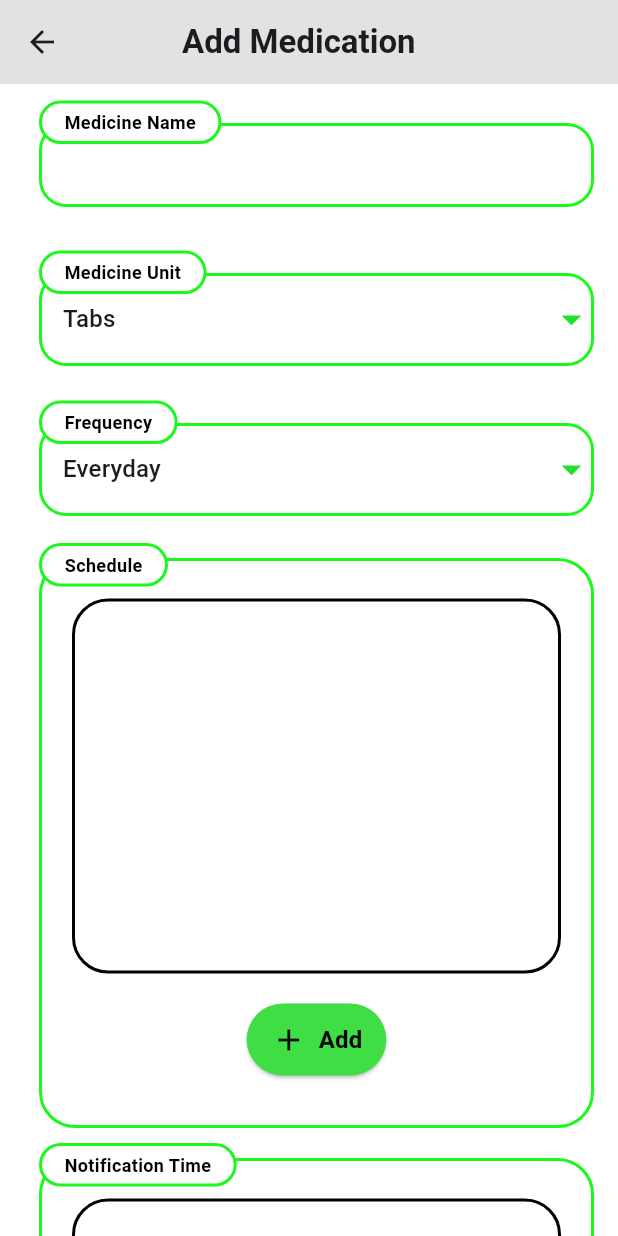
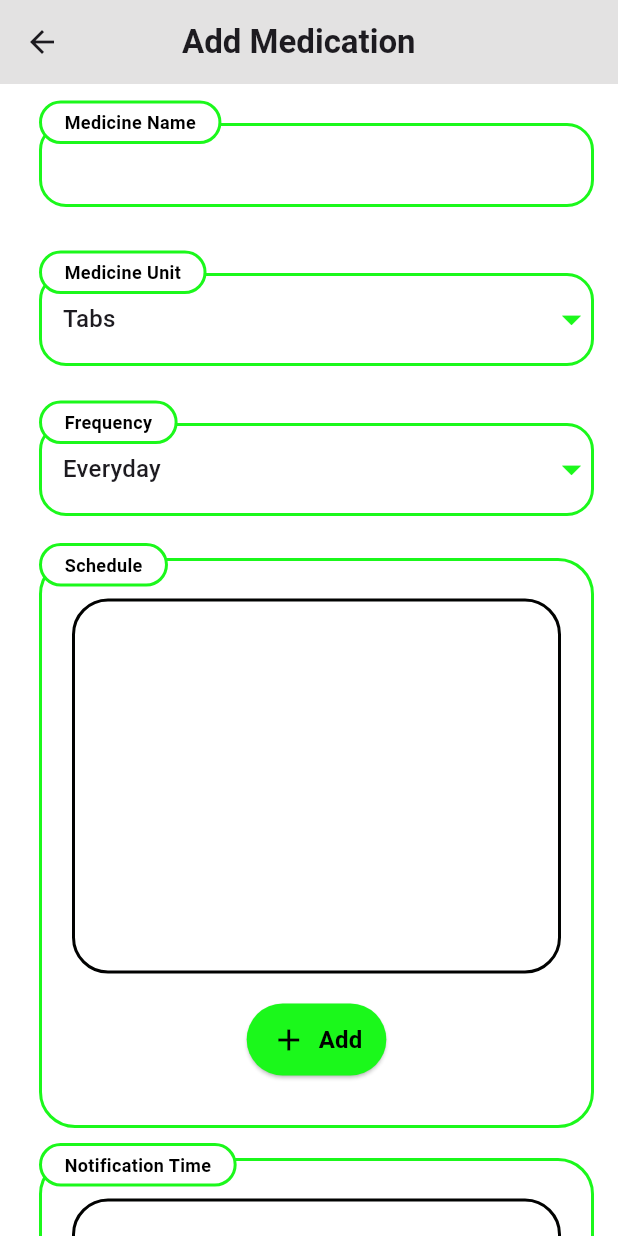
Before and after one commit to bazilvarghese633/mednotify, a Flutter app: the HomeScreen screen opened directly, item 2 of the bottom bar chosen, after a tap on "Add", on a phone screen of 412 x 824 dp. Run offline on Flutter 3.47's test engine with Material 3 defaults, Android fonts, the phone set to English and light mode, and no system bars; our stand-ins replace flutter_local_notifications, flutter_time_picker_spinner, hive, hive_flutter, timezone; missing offline and left inert: icofont_flutter; accounts and stored records are empty.

Commit message:
Version 2

```diff
--- a/lib/screens/home_screen_widget.dart
+++ b/lib/screens/home_screen_widget.dart
@@ -1,5 +1,6 @@
 import 'package:flutter/material.dart';
 import 'package:hive/hive.dart';
+import 'package:medicine_try1/ui_colors/green.dart';
 import 'package:medicine_try1/utils/colors_util.dart';
 import 'package:medicine_try1/utils/date_utils.dart' as date_util;
 import 'package:medicine_try1/model/medicine_model.dart';
@@ -159,9 +160,9 @@ class _MyHomePageState extends State<MyHomePage> {
                       Colors.white.withOpacity(0.5)
                     ]
                   : [
-                      HexColor("#2dfa01"),
-                      HexColor("#2dfa01"),
-                      HexColor("#2dfa01")
+                      greencolor,
+                      greencolor,
+                      greencolor,
                     ],
               begin: const FractionalOffset(0.0, 0.0),
               end: const FractionalOffset(0.0, 1.0),
@@ -257,7 +258,7 @@ class _MyHomePageState extends State<MyHomePage> {
         borderRadius: BorderRadius.circular(24),
         border: Border.all(
           width: 2,
-          color: Color.fromARGB(255, 27, 248, 27),
+          color: greencolor,
         ),
       ),
       child: Padding(
@@ -269,15 +270,16 @@ class _MyHomePageState extends State<MyHomePage> {
               children: [
                 Icon(
                   Icons.timer,
-                  color: const Color.fromARGB(255, 61, 243, 67),
+                  color: greencolor,
                   size: 40,
                 ),
                 Text(
                   '${medicine.notifications} / ${medicine.whenm}',
                   style: TextStyle(
-                      fontSize: 18,
-                      fontWeight: FontWeight.bold,
-                      color: const Color.fromARGB(255, 61, 243, 67)),
+                    fontSize: 18,
+                    fontWeight: FontWeight.bold,
+                    color: greencolor,
+                  ),
                 ),
               ],
             ),
@@ -300,7 +302,7 @@ class _MyHomePageState extends State<MyHomePage> {
                       '${medicine.medicineName}',
                       style: TextStyle(
                           fontSize: 20,
-                          color: const Color.fromARGB(255, 61, 243, 67),
+                          color: greencolor,
                           fontWeight: FontWeight.bold),
                     ),
                     Text(
--- a/lib/screens/med_add_screen.dart
+++ b/lib/screens/med_add_screen.dart
@@ -3,6 +3,7 @@ import 'package:flutter/material.dart';
 import 'package:flutter/widgets.dart';
 import 'package:medicine_try1/model/medicine_model.dart';
 import 'package:medicine_try1/screens/hive_db_functions/medicine_db.dart';
+import 'package:medicine_try1/ui_colors/green.dart';
 import 'package:medicine_try1/widgets/title_position.dart';
 import 'package:intl/intl.dart';
 
@@ -224,14 +225,14 @@ class _AddMedicineState extends State<AddMedicine> {
                           enabledBorder: OutlineInputBorder(
                             borderSide: BorderSide(
                               width: 2,
-                              color: Color.fromARGB(255, 27, 248, 27),
+                              color: greencolor,
                             ),
                             borderRadius: BorderRadius.circular(18),
                           ),
                           focusedBorder: OutlineInputBorder(
                             borderSide: BorderSide(
                               width: 2,
-                              color: Color.fromARGB(255, 27, 248, 27),
+                              color: greencolor,
                             ),
                             borderRadius: BorderRadius.circular(20),
                           ),
@@ -261,14 +262,14 @@ class _AddMedicineState extends State<AddMedicine> {
                           enabledBorder: OutlineInputBorder(
                             borderSide: BorderSide(
                               width: 2,
-                              color: Color.fromARGB(255, 27, 248, 27),
+                              color: greencolor,
                             ),
                             borderRadius: BorderRadius.circular(18),
                           ),
                           focusedBorder: OutlineInputBorder(
                             borderSide: BorderSide(
                               width: 2,
-                              color: Color.fromARGB(255, 27, 248, 27),
+                              color: greencolor,
                             ),
                             borderRadius: BorderRadius.circular(20),
                           ),
@@ -285,8 +286,7 @@ class _AddMedicineState extends State<AddMedicine> {
                             child: Text(unit),
                           );
                         }).toList(),
-                        iconEnabledColor:
-                            const Color.fromARGB(255, 35, 225, 42),
+                        iconEnabledColor: greencolor,
                         iconSize: 30,
                       ),
                     ),
@@ -312,15 +312,14 @@ class _AddMedicineState extends State<AddMedicine> {
                           enabledBorder: OutlineInputBorder(
                             borderSide: BorderSide(
                               width: 2,
-                              color: Color.fromARGB(255, 27, 248, 27),
+                              color: greencolor,
                             ),
                             borderRadius: BorderRadius.circular(18),
                           ),
                           focusedBorder: OutlineInputBorder(
                             borderSide: BorderSide(
                               width: 2,
-                              color:
-                                  Color.fromARGB(255, 27, 248, 27), // Red color
+                              color: greencolor, // Red color
                             ),
                             borderRadius: BorderRadius.circular(20),
                           ),
@@ -340,8 +339,7 @@ class _AddMedicineState extends State<AddMedicine> {
                             child: Text(freq),
                           );
                         }).toList(),
-                        iconEnabledColor:
-                            const Color.fromARGB(255, 35, 225, 42),
+                        iconEnabledColor: greencolor,
                         iconSize: 30,
                       ),
                     ),
@@ -364,14 +362,14 @@ class _AddMedicineState extends State<AddMedicine> {
                         enabledBorder: OutlineInputBorder(
                           borderSide: BorderSide(
                             width: 2,
-                            color: Color.fromARGB(255, 27, 248, 27),
+                            color: greencolor,
                           ),
                           borderRadius: BorderRadius.circular(18),
                         ),
                         focusedBorder: OutlineInputBorder(
                           borderSide: BorderSide(
                             width: 2,
-                            color: Color.fromARGB(255, 27, 248, 27),
+                            color: greencolor,
                           ),
                           borderRadius: BorderRadius.circular(20),
                         ),
@@ -414,14 +412,14 @@ class _AddMedicineState extends State<AddMedicine> {
                             enabledBorder: OutlineInputBorder(
                               borderSide: BorderSide(
                                 width: 2,
-                                color: Color.fromARGB(255, 27, 248, 27),
+                                color: greencolor,
                               ),
                               borderRadius: BorderRadius.circular(18),
                             ),
                             focusedBorder: OutlineInputBorder(
                               borderSide: BorderSide(
                                 width: 2,
-                                color: Color.fromARGB(255, 27, 248, 27),
+                                color: greencolor,
                               ),
                               borderRadius: BorderRadius.circular(20),
                             ),
@@ -451,7 +449,7 @@ class _AddMedicineState extends State<AddMedicine> {
                         borderRadius: BorderRadius.circular(24),
                         border: Border.all(
                           width: 2,
-                          color: Color.fromARGB(255, 27, 248, 27),
+                          color: greencolor,
                         ),
                       ),
                       child: Padding(
@@ -534,8 +532,7 @@ class _AddMedicineState extends State<AddMedicine> {
                                                         );
                                                       }).toList(),
                                                       iconEnabledColor:
-                                                          const Color.fromARGB(
-                                                              255, 35, 225, 42),
+                                                          greencolor,
                                                       iconSize: 30,
                                                     ),
                                                   ),
@@ -566,8 +563,7 @@ class _AddMedicineState extends State<AddMedicine> {
                                                         );
                                                       }).toList(),
                                                       iconEnabledColor:
-                                                          const Color.fromARGB(
-                                                              255, 35, 225, 42),
+                                                          greencolor,
                                                       iconSize: 30,
                                                     ),
                                                   ),
@@ -593,8 +589,7 @@ class _AddMedicineState extends State<AddMedicine> {
                             ElevatedButton(
                               onPressed: _addMedication,
                               style: ElevatedButton.styleFrom(
-                                backgroundColor:
-                                    Color.fromARGB(255, 63, 222, 68),
+                                backgroundColor: greencolor,
                                 padding: EdgeInsets.symmetric(
                                     horizontal: 16, vertical: 12),
                                 shape: RoundedRectangleBorder(
@@ -644,7 +639,7 @@ class _AddMedicineState extends State<AddMedicine> {
                         borderRadius: BorderRadius.circular(24),
                         border: Border.all(
                           width: 2,
-                          color: Color.fromARGB(255, 27, 248, 27),
+                          color: greencolor,
                         ),
                       ),
                       child: Padding(
@@ -737,8 +732,7 @@ class _AddMedicineState extends State<AddMedicine> {
                             ElevatedButton(
                               onPressed: _addNotifications,
                               style: ElevatedButton.styleFrom(
-                                backgroundColor:
-                                    Color.fromARGB(255, 63, 222, 68),
+                                backgroundColor: greencolor,
                                 padding: EdgeInsets.symmetric(
                                     horizontal: 16, vertical: 12),
                                 shape: RoundedRectangleBorder(
@@ -794,14 +788,14 @@ class _AddMedicineState extends State<AddMedicine> {
                           enabledBorder: OutlineInputBorder(
                             borderSide: BorderSide(
                               width: 2,
-                              color: Color.fromARGB(255, 27, 248, 27),
+                              color: greencolor,
                             ),
                             borderRadius: BorderRadius.circular(18),
                           ),
                           focusedBorder: OutlineInputBorder(
                             borderSide: BorderSide(
                               width: 2,
-                              color: Color.fromARGB(255, 27, 248, 27),
+                              color: greencolor,
                             ),
                             borderRadius: BorderRadius.circular(20),
                           ),
@@ -836,14 +830,14 @@ class _AddMedicineState extends State<AddMedicine> {
                           enabledBorder: OutlineInputBorder(
                             borderSide: BorderSide(
                               width: 2,
-                              color: Color.fromARGB(255, 27, 248, 27),
+                              color: greencolor,
                             ),
                             borderRadius: BorderRadius.circular(18),
                           ),
                           focusedBorder: OutlineInputBorder(
                             borderSide: BorderSide(
                               width: 2,
-                              color: Color.fromARGB(255, 27, 248, 27),
+                              color: greencolor,
                             ),
                             borderRadius: BorderRadius.circular(20),
                           ),
@@ -872,7 +866,7 @@ class _AddMedicineState extends State<AddMedicine> {
                         borderRadius: BorderRadius.circular(24),
                         border: Border.all(
                           width: 2,
-                          color: Color.fromARGB(255, 27, 248, 27),
+                          color: greencolor,
                         ),
                       ),
                       child: Column(
@@ -902,8 +896,7 @@ class _AddMedicineState extends State<AddMedicine> {
                                             borderRadius:
                                                 BorderRadius.circular(20),
                                             border: Border.all(
-                                              color: const Color.fromARGB(255,
-                                                  37, 231, 44), // Border color
+                                              color: greencolor, // Border color
                                               width: 3, // Border width
                                             ),
                                           ),
@@ -1050,7 +1043,7 @@ class _AddMedicineState extends State<AddMedicine> {
                       Navigator.pop(context);
                     },
                     style: ElevatedButton.styleFrom(
-                      backgroundColor: Color.fromARGB(255, 43, 241, 46),
+                      backgroundColor: greencolor,
                       padding:
                           EdgeInsets.symmetric(horizontal: 32, vertical: 16),
                       shape: RoundedRectangleBorder(
--- a/lib/screens/medications_list_screen.dart
+++ b/lib/screens/medications_list_screen.dart
@@ -2,6 +2,7 @@ import 'package:flutter/material.dart';
 import 'package:hive_flutter/hive_flutter.dart';
 import 'package:medicine_try1/model/medicine_model.dart';
 import 'package:medicine_try1/screens/med_add_screen.dart';
+import 'package:medicine_try1/ui_colors/green.dart';
 
 const addMed_db = 'medicine-database';
 
@@ -58,7 +59,7 @@ class _MedicationsScreenState extends State<MedicationsScreen> {
                     borderRadius: BorderRadius.circular(24),
                     border: Border.all(
                       width: 2,
-                      color: Color.fromARGB(255, 27, 248, 27),
+                      color: greencolor,
                     ),
                   ),
                   child: ListTile(
@@ -66,13 +67,13 @@ class _MedicationsScreenState extends State<MedicationsScreen> {
                       children: [
                         Icon(
                           Icons.medication_rounded,
-                          color: Color.fromARGB(255, 27, 248, 27),
+                          color: greencolor,
                         ),
                         Text(
                           medicine.medicineName,
                           style: TextStyle(
                               fontSize: 20,
-                              color: Color.fromARGB(255, 27, 248, 27),
+                              color: greencolor,
                               fontWeight: FontWeight.bold),
                         ),
                       ],
@@ -144,7 +145,7 @@ class _MedicationsScreenState extends State<MedicationsScreen> {
         },
       ),
       floatingActionButton: FloatingActionButton.extended(
-        backgroundColor: Color.fromARGB(255, 27, 248, 27),
+        backgroundColor: greencolor,
         onPressed: () {
           Navigator.push(
             context,
--- a/lib/screens/start_screen.dart
+++ b/lib/screens/start_screen.dart
@@ -4,6 +4,7 @@ import 'package:medicine_try1/screens/doctor_appointment.dart';
 import 'package:medicine_try1/screens/home_screen_widget.dart';
 import 'package:medicine_try1/screens/medications_list_screen.dart';
 import 'package:medicine_try1/screens/more_screen.dart';
+import 'package:medicine_try1/ui_colors/green.dart';
 
 class HomeScreen extends StatefulWidget {
   const HomeScreen({super.key});
@@ -34,7 +35,7 @@ class _HomeScreenState extends State<HomeScreen> {
       body: _screens[_selectedIndex],
       bottomNavigationBar: SingleChildScrollView(
         child: BottomNavigationBar(
-          selectedItemColor: const Color.fromARGB(255, 45, 225, 66),
+          selectedItemColor: greencolor,
           unselectedItemColor: const Color.fromARGB(255, 106, 106, 106),
           currentIndex: _selectedIndex,
           onTap: _onItemTapped,
--- /dev/null
+++ b/lib/ui_colors/green.dart
@@ -0,0 +1,5 @@
+import 'package:flutter/material.dart';
+
+const Color greencolor = Color.fromARGB(255, 27, 248, 27);
+
+const Color docColor = Color.fromARGB(255, 55, 234, 171);
--- a/lib/widgets/title_position.dart
+++ b/lib/widgets/title_position.dart
@@ -1,4 +1,5 @@
 import 'package:flutter/material.dart';
+import 'package:medicine_try1/ui_colors/green.dart';
 
 Widget titlePosition({
   required String title,
@@ -11,8 +12,7 @@ Widget titlePosition({
       decoration: BoxDecoration(
           color: Colors.white,
           borderRadius: BorderRadius.circular(30.0),
-          border: Border.all(
-              color: const Color.fromARGB(255, 27, 248, 27), width: 2)),
+          border: Border.all(color: greencolor, width: 2)),
       child: Text(
         title,
         style: TextStyle(
@@ -33,8 +33,7 @@ Widget titlePositionS({
       decoration: BoxDecoration(
           color: Colors.white,
           borderRadius: BorderRadius.circular(30.0),
-          border: Border.all(
-              color: const Color.fromARGB(255, 27, 248, 27), width: 2)),
+          border: Border.all(color: greencolor, width: 2)),
       child: Text(
         titleS,
         style: TextStyle(
```
Also changed, not shown: lib/screens/docappointment_add_screen.dart (+10 -9 lines), lib/screens/doctor_appointment.dart (+4 -3 lines).
